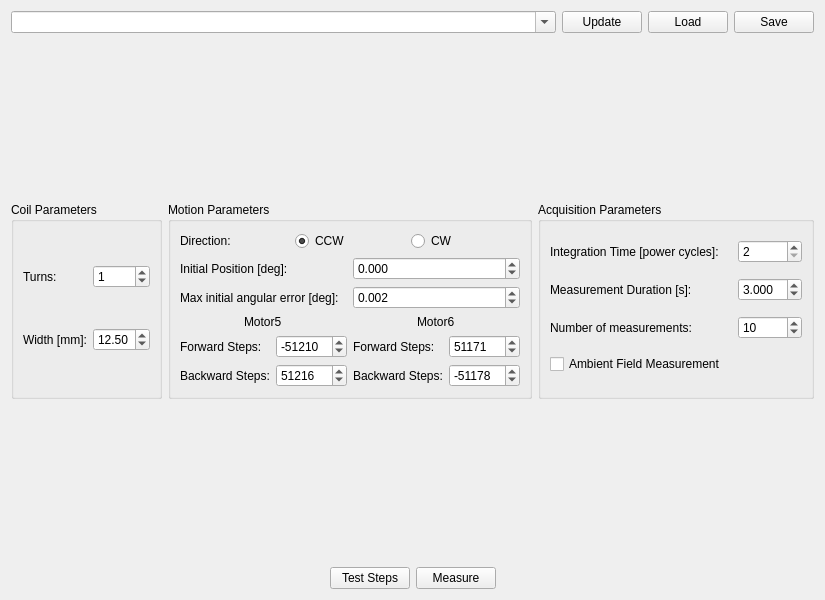
Before: the Qt Designer form flipcoil/gui/ui/measurementwidget.ui in lnls-ima/flip-coil-control, drawn with Qt 5.
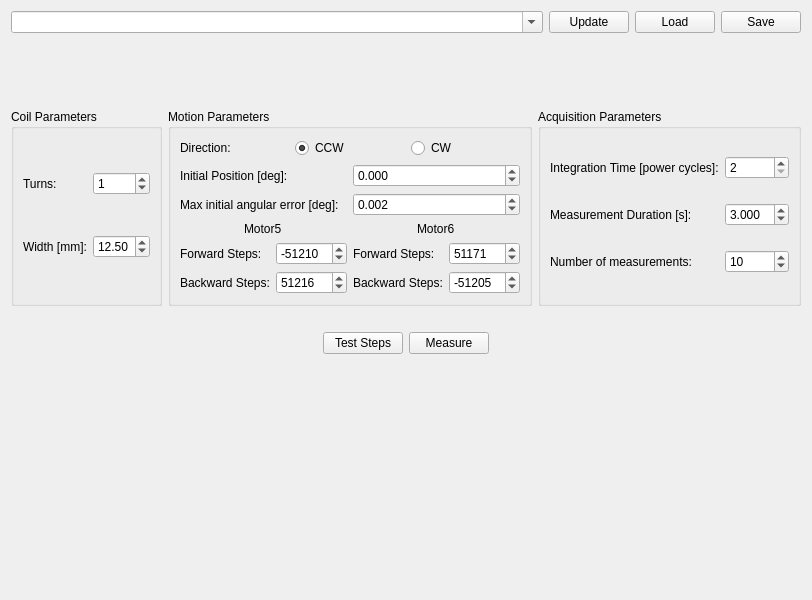
After: the same form once the commit is applied.

```diff
--- a/flipcoil/gui/ui/measurementwidget.ui
+++ b/flipcoil/gui/ui/measurementwidget.ui
@@ -15,50 +15,6 @@
   </property>
   <layout class="QGridLayout" name="gridLayout_7">
    <item row="5" column="0">
-    <layout class="QHBoxLayout" name="horizontalLayout_2">
-     <item>
-      <spacer name="horizontalSpacer">
-       <property name="orientation">
-        <enum>Qt::Horizontal</enum>
-       </property>
-       <property name="sizeHint" stdset="0">
-        <size>
-         <width>40</width>
-         <height>20</height>
-        </size>
-       </property>
-      </spacer>
-     </item>
-     <item>
-      <widget class="QPushButton" name="pbt_test">
-       <property name="text">
-        <string>Test Steps</string>
-       </property>
-      </widget>
-     </item>
-     <item>
-      <widget class="QPushButton" name="pbt_measure">
-       <property name="text">
-        <string>Measure</string>
-       </property>
-      </widget>
-     </item>
-     <item>
-      <spacer name="horizontalSpacer_2">
-       <property name="orientation">
-        <enum>Qt::Horizontal</enum>
-       </property>
-       <property name="sizeHint" stdset="0">
-        <size>
-         <width>40</width>
-         <height>20</height>
-        </size>
-       </property>
-      </spacer>
-     </item>
-    </layout>
-   </item>
-   <item row="4" column="0">
     <spacer name="verticalSpacer">
      <property name="orientation">
       <enum>Qt::Vertical</enum>
@@ -128,19 +84,6 @@
     </layout>
    </item>
    <item row="2" column="0">
-    <spacer name="verticalSpacer_2">
-     <property name="orientation">
-      <enum>Qt::Vertical</enum>
-     </property>
-     <property name="sizeHint" stdset="0">
-      <size>
-       <width>20</width>
-       <height>40</height>
-      </size>
-     </property>
-    </spacer>
-   </item>
-   <item row="3" column="0">
     <layout class="QGridLayout" name="gridLayout_6">
      <item row="0" column="0">
       <widget class="QGroupBox" name="groupBox">
@@ -302,7 +245,7 @@
              <number>209600</number>
             </property>
             <property name="value">
-             <number>-51178</number>
+             <number>-51205</number>
             </property>
            </widget>
           </item>
@@ -412,10 +355,10 @@
           </property>
          </widget>
         </item>
-        <item row="4" column="0">
-         <widget class="QCheckBox" name="chb_Iamb">
+        <item row="2" column="0">
+         <widget class="QLabel" name="label_13">
           <property name="text">
-           <string>Ambient Field Measurement</string>
+           <string>Number of measurements:</string>
           </property>
          </widget>
         </item>
@@ -436,13 +379,6 @@
           </property>
          </widget>
         </item>
-        <item row="2" column="0">
-         <widget class="QLabel" name="label_13">
-          <property name="text">
-           <string>Number of measurements:</string>
-          </property>
-         </widget>
-        </item>
         <item row="2" column="2">
          <widget class="QSpinBox" name="sb_nmeasurements">
           <property name="value">
@@ -455,6 +391,82 @@
      </item>
     </layout>
    </item>
+   <item row="4" column="0">
+    <layout class="QHBoxLayout" name="horizontalLayout_2">
+     <item>
+      <spacer name="horizontalSpacer">
+       <property name="orientation">
+        <enum>Qt::Horizontal</enum>
+       </property>
+       <property name="sizeHint" stdset="0">
+        <size>
+         <width>40</width>
+         <height>20</height>
+        </size>
+       </property>
+      </spacer>
+     </item>
+     <item>
+      <widget class="QPushButton" name="pbt_test">
+       <property name="text">
+        <string>Test Steps</string>
+       </property>
+      </widget>
+     </item>
+     <item>
+      <widget class="QPushButton" name="pbt_measure">
+       <property name="text">
+        <string>Measure</string>
+       </property>
+      </widget>
+     </item>
+     <item>
+      <spacer name="horizontalSpacer_2">
+       <property name="orientation">
+        <enum>Qt::Horizontal</enum>
+       </property>
+       <property name="sizeHint" stdset="0">
+        <size>
+         <width>40</width>
+         <height>20</height>
+        </size>
+       </property>
+      </spacer>
+     </item>
+    </layout>
+   </item>
+   <item row="1" column="0">
+    <spacer name="verticalSpacer_2">
+     <property name="orientation">
+      <enum>Qt::Vertical</enum>
+     </property>
+     <property name="sizeType">
+      <enum>QSizePolicy::Fixed</enum>
+     </property>
+     <property name="sizeHint" stdset="0">
+      <size>
+       <width>20</width>
+       <height>70</height>
+      </size>
+     </property>
+    </spacer>
+   </item>
+   <item row="3" column="0">
+    <spacer name="verticalSpacer_3">
+     <property name="orientation">
+      <enum>Qt::Vertical</enum>
+     </property>
+     <property name="sizeType">
+      <enum>QSizePolicy::Fixed</enum>
+     </property>
+     <property name="sizeHint" stdset="0">
+      <size>
+       <width>20</width>
+       <height>20</height>
+      </size>
+     </property>
+    </spacer>
+   </item>
   </layout>
  </widget>
  <resources/>
```
